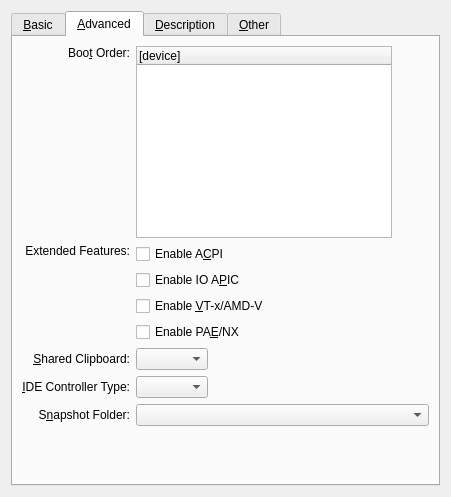
Old version of the form vbox/src/VBox/Frontends/VirtualBox4/ui/VBoxVMSettingsGeneral.ui in the repository jljuxgm/vboxgit.
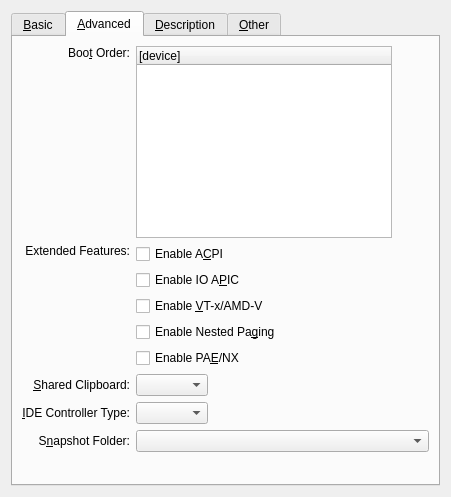
New version of the form. The open tabs and pages were chosen to show the change. Custom widgets are drawn as their Qt base class.

```diff
--- a/vbox/src/VBox/Frontends/VirtualBox4/ui/VBoxVMSettingsGeneral.ui
+++ b/vbox/src/VBox/Frontends/VirtualBox4/ui/VBoxVMSettingsGeneral.ui
@@ -697,6 +697,22 @@
            </property>
           </widget>
          </item>
+         <item>
+          <widget class="QCheckBox" name="mCbNestedPaging" >
+           <property name="sizePolicy" >
+            <sizepolicy vsizetype="Fixed" hsizetype="MinimumExpanding" >
+             <horstretch>0</horstretch>
+             <verstretch>0</verstretch>
+            </sizepolicy>
+           </property>
+           <property name="whatsThis" >
+            <string>When checked, the virtual machine will try to make use of the nested paging extension of Intel VT-x and AMD-V.</string>
+           </property>
+           <property name="text" >
+            <string>Enable Nested Pa&amp;ging</string>
+           </property>
+          </widget>
+         </item>
          <item>
           <widget class="QCheckBox" name="mCbPae" >
            <property name="sizePolicy" >
```
